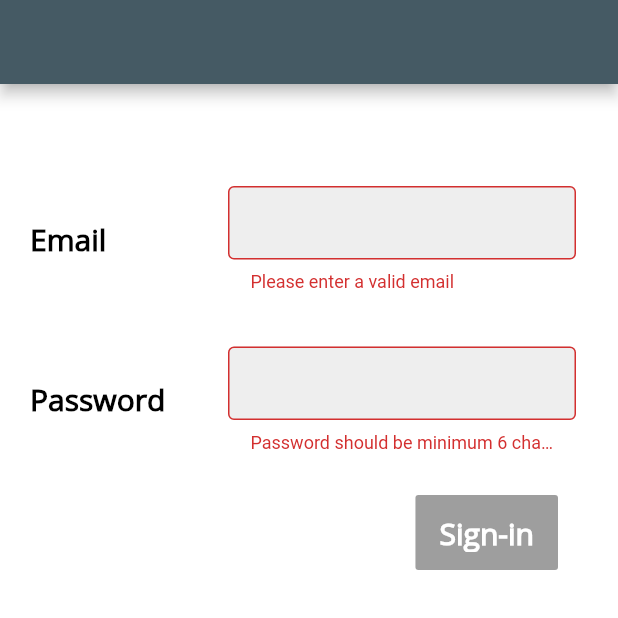
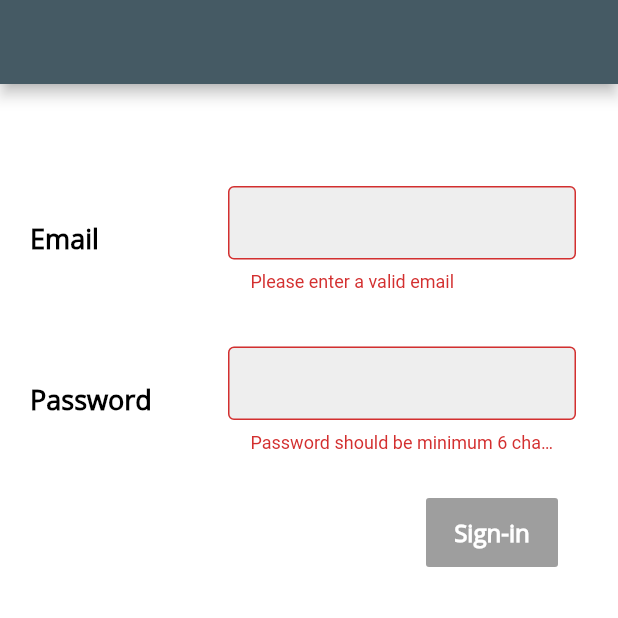
Before and after one commit to DeshaniRanasinga28/vdev-20210305, a Flutter app: the screen it shows after launch, after a tap on "Sign-in", on a phone screen of 412 x 824 dp, the top half of it. Run offline on Flutter 3.47's test engine with Material 2 defaults, Android fonts, the phone set to English and light mode, and no system bars; our stand-ins replace connectivity, toast, validators, webview_flutter; network calls fail.

Commit message:
changed Widget for support to the screen responsive

```diff
--- a/lib/app/provider/item_provider.dart
+++ b/lib/app/provider/item_provider.dart
@@ -8,6 +8,8 @@ import 'package:vdev/app/util/check_connection.dart';
 class ItemProviderModel with ChangeNotifier {
   bool isLoading = true;
   Data itemData;
+
+  List<String> alphabets = [];
 
   getItemsData(context) {
     checkNetworkConnection(context).then((value) async {
@@ -27,5 +29,4 @@ class ItemProviderModel with ChangeNotifier {
       }
     });
   }
-
 }
--- a/lib/app/ui/screen/signin/signin_screen.dart
+++ b/lib/app/ui/screen/signin/signin_screen.dart
@@ -55,7 +55,8 @@ class _SignInScreenState extends State<SignInScreen>{
                         Expanded(
                           child: Container(
                             alignment: Alignment.centerLeft,
-                            child: textLabel('Email', 20.0, FontWeight.w700, black0),
+                            child: textLabel('Email',
+                                w < 420.0 ? 18.0 : 20.0, FontWeight.w700, black0),
                           ),
                           flex: 1,
                         ),
@@ -86,7 +87,11 @@ class _SignInScreenState extends State<SignInScreen>{
                         Expanded(
                           child: Container(
                             alignment: Alignment.centerLeft,
-                            child: textLabel('Password', 20.0, FontWeight.w700, black0),
+                            child: textLabel(
+                                'Password',
+                                w < 420.0 ? 18.0 : 20.0,
+                                FontWeight.w700,
+                                black0),
                           ),
                           flex: 1,
                         ),
@@ -129,11 +134,10 @@ class _SignInScreenState extends State<SignInScreen>{
                               padding: const EdgeInsets.only(right: 20.0),
                               child: CustomFlatButton(
                                 title: "Sign-in",
-                                fontSize: 20,
+                                fontSize: w < 420.0 ? 16.0 : 20.0,
                                 fontWeight: FontWeight.w700,
                                 textColor: Colors.white,
                                 onPressed: () {
-                                  // Navigator.of(context).pushNamed("/home");
                                   if (_formKey.currentState.validate()) {
                                     _formKey.currentState.save();
                                     setState(() {
@@ -143,18 +147,13 @@ class _SignInScreenState extends State<SignInScreen>{
                                     String formatDate = format.format(now);
                                     String formatTime = timeFormat.format(now);
 
-                                    print("Date:-->${formatDate.toString()}");
-                                    print("Time:-->${formatTime.toString()}");
-
                                     _signIn(context, formatDate, formatTime);
 
                                   }else{
                                     setState(() {
                                       _checkedColor = Colors.grey;
                                     });
-                                    print(":--->ERROR");
                                   }
-
                                 },
                                 color: _checkedColor,
                                 splashColor: Colors.black12,
@@ -170,12 +169,14 @@ class _SignInScreenState extends State<SignInScreen>{
                   ),
                   Visibility(
                       child: Padding(
-                          padding: EdgeInsets.fromLTRB(20, 40, 20, 20),
+                          padding: EdgeInsets.fromLTRB(20, 40, 20, 10),
                           child: Container(
                             width: w,
-                              height: 20.0,
+                              height: 30.0,
                               alignment: Alignment.center,
-                              child: textLabel('Invalid email or password', 20.0, FontWeight.w700, red)),
+                              child: textLabel('Invalid email or password',
+                                  w < 420.0 ? 18.0 : 20.0,
+                                  FontWeight.w700, red)),
                       ),
                     visible: msg != null ?  true : false,
                   ),
@@ -186,9 +187,11 @@ class _SignInScreenState extends State<SignInScreen>{
                               width: w,
                               height: 80.0,
                               alignment: Alignment.center,
-                              child: textLabel('Email: joe@black.lk  Password: Jo45*78'
+                              child: textLabel(
+                                  'Email: joe@black.lk  Password: Jo45*78'
                                   '\nEmail: amal@acme.lk  Password: La79*!_io'
-                                  '\nEmail: peter@pan.lk  Password: Nap42-24', 16.0, null, red)),
+                                  '\nEmail: peter@pan.lk  Password: Nap42-24',
+                                  w < 420.0 ? 14.0 : 16.0, null, red)),
                       ),
                     visible: msg != null ?  true : false,
                   ),
@@ -208,7 +211,8 @@ class _SignInScreenState extends State<SignInScreen>{
         Navigator.push(
             context,
             MaterialPageRoute(
-                builder: (context) => DashboardScreen(model: this.model, date: date, time: time)));
+                builder: (context) => DashboardScreen(
+                    model: this.model, date: date, time: time)));
       }else{
         Navigator.push(
             context,
--- a/lib/app/ui/widgets/common/common.dart
+++ b/lib/app/ui/widgets/common/common.dart
@@ -36,7 +36,7 @@ Widget categoryView(w, text, topColor, bottomColor) {
             color: bottomColor),
       ),
     ),
-    child: textLabel(text, 20.0, null, black0),
+    child: textLabel(text, w < 420.0 ? 16.0 : 18.0, null, black0),
   );
 }
 
```
Also changed, not shown: lib/app/ui/screen/dashboard/dashboard_screen.dart (+8 -6 lines), lib/app/ui/screen/info/about_screen.dart (+5 -4 lines), lib/app/ui/screen/info/info_screen.dart (+4 -3 lines), 2 other files.
